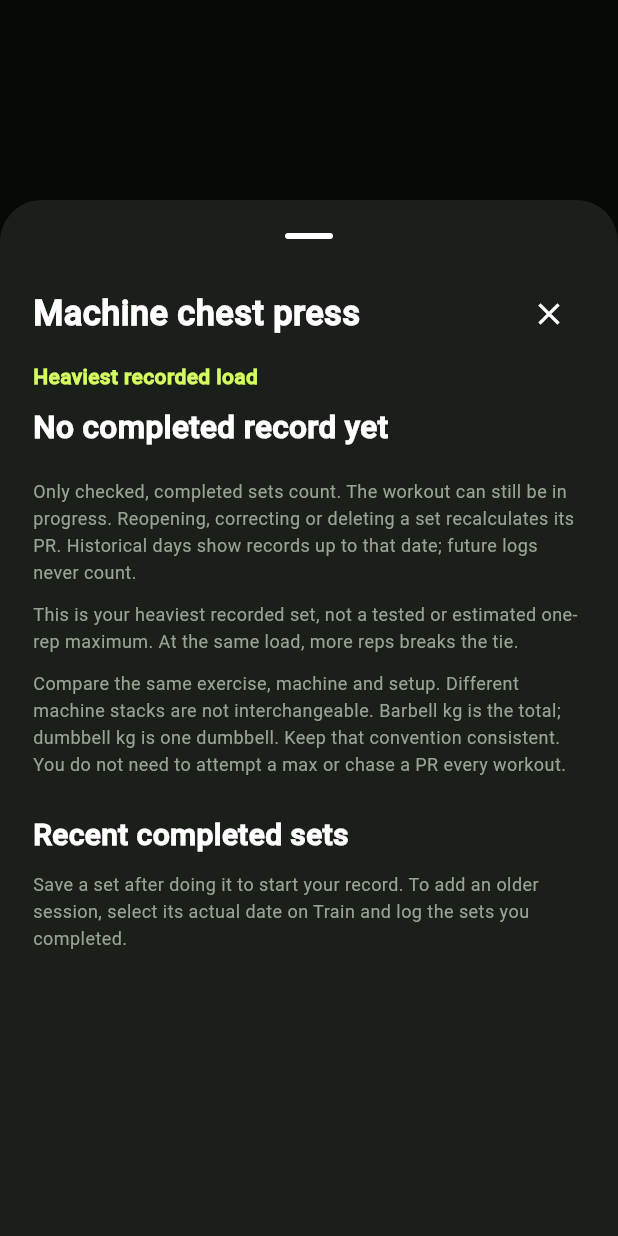
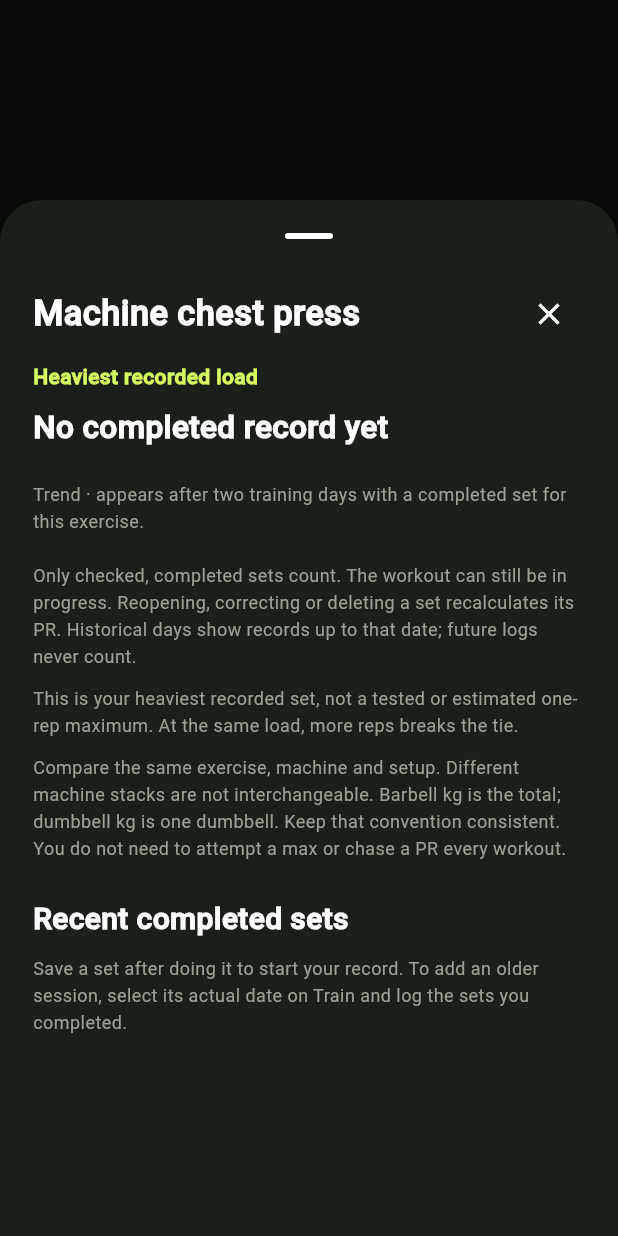
Before and after one commit to uzzicodes/forge-fitness, a Flutter app: what showPersonalRecord() shows on an empty page, opened directly with empty values, on a phone screen of 412 x 824 dp. Run offline on Flutter 3.47's test engine with Material 3 defaults, Android fonts, the phone set to English and light mode, and no system bars; our stand-ins replace image_picker, shared_preferences, web; missing offline and left inert: dart:js_interop; accounts and stored records are empty; project files that could hold a hidden picture were left out.

Commit message:
Add per-exercise PR trend chart to the PR history sheet
- ExerciseRecordSummary.trend(): one point per training day, that day's best
  completed set using the existing PR rule (load / reps-hold / assistance),
  most recent 12 days; derived from the same set logs, no new ledger
- PrTrendChart: CustomPainter line chart, no new packages; assisted shows
  'lower is better'; needs 2+ days, otherwise explains why it's empty
- tests: load, assisted, bodyweight/timed, 12-day cap, widget render

Co-Authored-By: Claude Opus 5.5 <noreply@anthropic.com>
Claude-Session: https://claude.ai/code/session_01BSdsDTyhuA3YgY83pg76Sn

```diff
--- a/forge_fitness/lib/exercise_records.dart
+++ b/forge_fitness/lib/exercise_records.dart
@@ -26,6 +26,13 @@ class RecordedSet {
     }
     return '${recordNumber(kg)} kg × $amount';
   }
+}
+
+class TrendPoint {
+  final String date;
+  final double value;
+  final RecordedSet set;
+  const TrendPoint(this.date, this.value, this.set);
 }
 
 class ExerciseRecordSummary {
@@ -84,6 +91,35 @@ class ExerciseRecordSummary {
         prior = previousBest;
     return current != null && (prior == null || compare(current, prior) > 0);
   }
+
+  /// One point per training day: that day's best set under the same rule the
+  /// PR uses (load, reps/hold, or assistance). Oldest first, most recent
+  /// [limit] days. Read-only view of the same completed-set rows as the PR.
+  List<TrendPoint> trend({int limit = 12}) {
+    final points = <TrendPoint>[];
+    for (final date in sets.map((s) => s.date).toSet()) {
+      final top = strongest(sets.where((s) => s.date == date));
+      if (top == null) continue;
+      points.add(
+        TrendPoint(
+          date,
+          bodyweight ? top.reps.toDouble() : top.kg,
+          top,
+        ),
+      );
+    }
+    points.sort((a, b) => a.date.compareTo(b.date));
+    return points.length > limit
+        ? points.sublist(points.length - limit)
+        : points;
+  }
+
+  /// Axis label for [trend] values.
+  String get trendUnit => assisted
+      ? 'kg assistance (lower is better)'
+      : bodyweight
+      ? (timed ? 'seconds' : 'reps')
+      : 'kg';
 
   bool get newAddedPr {
     final current = strongest(
--- a/forge_fitness/lib/personal_records.dart
+++ b/forge_fitness/lib/personal_records.dart
@@ -165,6 +165,8 @@ Future<void> showPersonalRecord(
               Text(r.addedBest!.describe(r.exercise)),
               small('Recorded ${prettyDay(DateTime.parse(r.addedBest!.date))}'),
             ],
+            gap(20),
+            PrTrendChart(records: r),
             gap(18),
             small(
               'Only checked, completed sets count. The workout can still be in progress. Reopening, correcting or deleting a set recalculates its PR. Historical days show records up to that date; future logs never count.',
@@ -269,3 +271,137 @@ class PersonalRecordsScreen extends StatelessWidget {
     ),
   );
 }
+
+/// Per-exercise trend of each day's best completed set. Drawn with a
+/// CustomPainter so it adds no package and works offline in the PWA.
+class PrTrendChart extends StatelessWidget {
+  final ExerciseRecordSummary records;
+  const PrTrendChart({super.key, required this.records});
+  @override
+  Widget build(BuildContext context) {
+    final points = records.trend();
+    if (points.length < 2) {
+      return small(
+        'Trend · appears after two training days with a completed set for this exercise.',
+      );
+    }
+    final first = points.first, last = points.last;
+    final change = last.value - first.value;
+    final better = records.assisted ? change < 0 : change > 0;
+    final unit = records.trendUnit;
+    String fmt(double v) => recordNumber(v);
+    final summary = change == 0
+        ? 'No change over ${points.length} sessions'
+        : '${change > 0 ? '+' : '−'}${fmt(change.abs())} ${records.bodyweight ? unit : 'kg'} over ${points.length} sessions';
+    return Semantics(
+      label:
+          'Trend for ${records.exercise.name}: from ${fmt(first.value)} to ${fmt(last.value)} $unit across ${points.length} sessions.',
+      excludeSemantics: true,
+      child: Column(
+        crossAxisAlignment: CrossAxisAlignment.start,
+        children: [
+          Row(
+            children: [
+              const Expanded(
+                child: Text(
+                  'Trend',
+                  style: TextStyle(fontSize: 17, fontWeight: FontWeight.w800),
+                ),
+              ),
+              Text(
+                summary,
+                style: TextStyle(
+                  fontSize: 12,
+                  fontWeight: FontWeight.w700,
+                  color: change == 0 || !better ? muted : lime,
+                ),
+              ),
+            ],
+          ),
+          gap(4),
+          small('Best set each training day · $unit'),
+          gap(10),
+          SizedBox(
+            height: 140,
+            width: double.infinity,
+            child: CustomPaint(
+              painter: _TrendPainter(
+                points.map((p) => p.value).toList(),
+                lowerIsBetter: records.assisted,
+              ),
+            ),
+          ),
+          gap(6),
+          Row(
+            children: [
+              small(prettyDay(DateTime.parse(first.date))),
+              const Spacer(),
+              small(prettyDay(DateTime.parse(last.date))),
+            ],
+          ),
+        ],
+      ),
+    );
+  }
+}
+
+class _TrendPainter extends CustomPainter {
+  final List<double> values;
+  final bool lowerIsBetter;
+  _TrendPainter(this.values, {required this.lowerIsBetter});
+  @override
+  void paint(Canvas canvas, Size size) {
+    const labelWidth = 34.0, padY = 10.0;
+    final chartW = size.width - labelWidth, chartH = size.height - padY * 2;
+    var lo = values.reduce((a, b) => a < b ? a : b),
+        hi = values.reduce((a, b) => a > b ? a : b);
+    if (hi == lo) {
+      hi += 1;
+      lo = lo - 1 < 0 ? 0.0 : lo - 1;
+    }
+    double y(double v) => padY + chartH * (1 - (v - lo) / (hi - lo));
+    double x(int i) =>
+        labelWidth + (values.length == 1 ? 0 : chartW * i / (values.length - 1));
+    final grid = Paint()
+      ..color = line
+      ..strokeWidth = 1;
+    for (final v in [lo, hi]) {
+      canvas.drawLine(Offset(labelWidth, y(v)), Offset(size.width, y(v)), grid);
+      final tp = TextPainter(
+        text: TextSpan(
+          text: recordNumber(v),
+          style: const TextStyle(fontSize: 10, color: muted),
+        ),
+        textDirection: TextDirection.ltr,
+      )..layout(maxWidth: labelWidth - 4);
+      tp.paint(canvas, Offset(0, y(v) - tp.height / 2));
+    }
+    final path = Path()..moveTo(x(0), y(values[0]));
+    for (var i = 1; i < values.length; i++) {
+      path.lineTo(x(i), y(values[i]));
+    }
+    canvas.drawPath(
+      path,
+      Paint()
+        ..color = lime
+        ..style = PaintingStyle.stroke
+        ..strokeWidth = 2.5
+        ..strokeJoin = StrokeJoin.round,
+    );
+    final dot = Paint()..color = lime;
+    for (var i = 0; i < values.length; i++) {
+      canvas.drawCircle(Offset(x(i), y(values[i])), i == values.length - 1 ? 4.5 : 3, dot);
+    }
+  }
+
+  @override
+  bool shouldRepaint(_TrendPainter old) =>
+      old.lowerIsBetter != lowerIsBetter || !_same(old.values, values);
+  static bool _same(List<double> a, List<double> b) {
+    if (a.length != b.length) return false;
+    for (var i = 0; i < a.length; i++) {
+      if (a[i] != b[i]) return false;
+    }
+    return true;
+  }
+}
```
Also changed, not shown: 1 other file.
